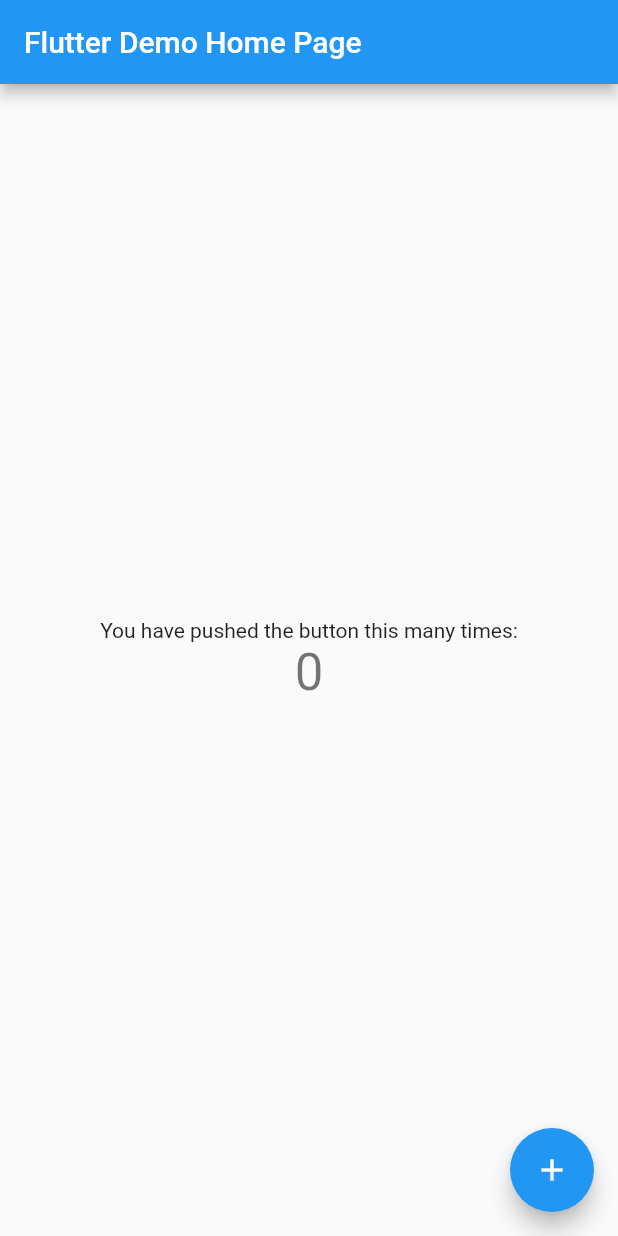
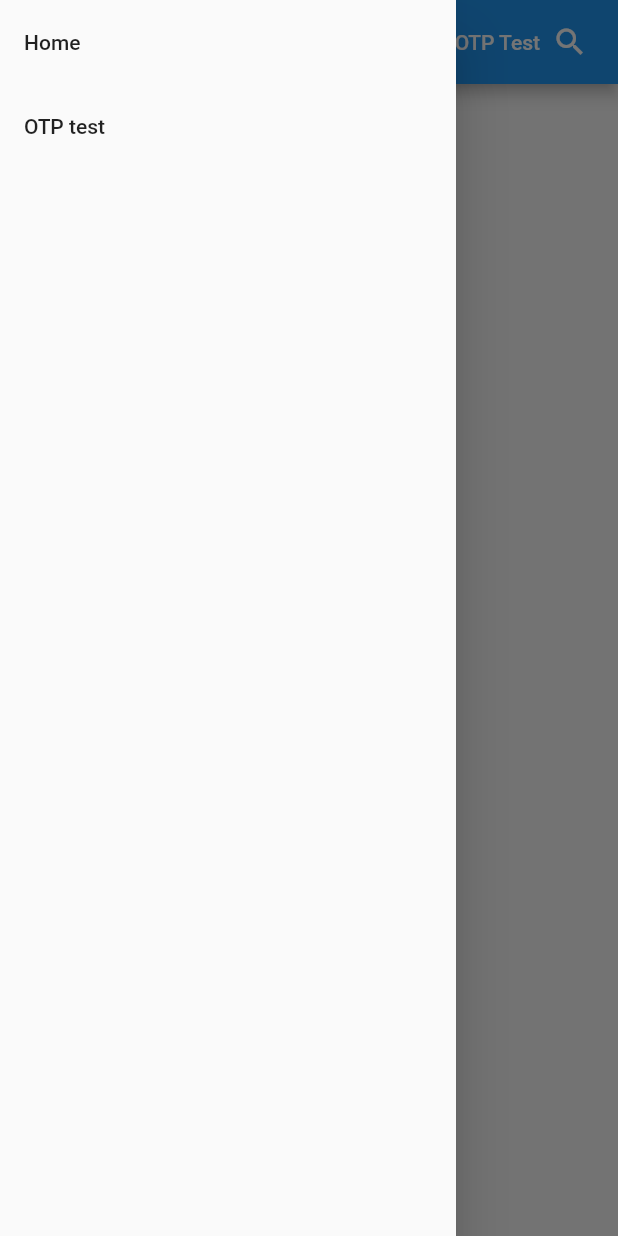
Before and after one commit to gndlovu/-otpman-fe, a Flutter app: the screen it shows after launch, with the side drawer open (before the commit the screen has no drawer), on a phone screen of 412 x 824 dp. Run offline on Flutter 3.47's test engine with Material 2 defaults, Android fonts, the light colour scheme and no system bars; our stand-ins replace auto_route, bloc, dartz, dio, flutter_bloc, freezed_annotation.

Commit message:
OTP request page

```diff
--- /dev/null
+++ b/lib/core/layouts/_layouts.dart
@@ -0,0 +1 @@
+export 'mixin/_mixin.dart';
--- /dev/null
+++ b/lib/core/layouts/mixin/_mixin.dart
@@ -0,0 +1,2 @@
+export 'stateful_layout_mixin.dart';
+export 'stateless_layout_mixin.dart';
--- /dev/null
+++ b/lib/core/layouts/widgets/sidebar.dart
@@ -0,0 +1,30 @@
+import 'package:flutter/material.dart';
+import 'package:auto_route/auto_route.dart';
+import 'package:otpman_fe/core/routing/router/app_routes.dart';
+
+class Sidebar extends StatelessWidget {
+  const Sidebar({Key? key}) : super(key: key);
+
+  @override
+  Widget build(BuildContext context) {
+    return Drawer(
+      child: ListView(
+        padding: EdgeInsets.zero,
+        children: [
+          ListTile(
+            title: const Text('Home'),
+            onTap: () {
+              AutoRouter.of(context).replaceNamed(AppRoutes.root);
+            },
+          ),
+          ListTile(
+            title: const Text('OTP test'),
+            onTap: () {
+              AutoRouter.of(context).replaceNamed(AppRoutes.otpRequestPage);
+            },
+          ),
+        ],
+      ),
+    );
+  }
+}
--- /dev/null
+++ b/lib/core/routing/_routing.dart
@@ -0,0 +1 @@
+export 'router/app_router.gr.dart';
--- /dev/null
+++ b/lib/core/routing/router/app_routes.dart
@@ -0,0 +1,41 @@
+import 'package:auto_route/auto_route.dart';
+import 'package:otpman_fe/pages/home_page.dart';
+import 'package:otpman_fe/pages/otp_request_page.dart';
+import 'package:otpman_fe/pages/route_not_found_page.dart';
+
+class AppRoutes {
+  static const String root = '/';
+  static const String otpRequestPage = '/otp-request';
+  static const String notFoundPage = '/page-not-found';
+
+  static const rootRoute = CustomRoute(
+    path: root,
+    page: HomePage,
+    initial: true,
+    transitionsBuilder: TransitionsBuilders.fadeIn,
+  );
+
+  static const otpRequestRoute = CustomRoute(
+    path: otpRequestPage,
+    page: OtpRequestPage,
+    transitionsBuilder: TransitionsBuilders.fadeIn,
+  );
+
+  static const routeNotFoundRoute = CustomRoute(
+    path: notFoundPage,
+    page: RouteNotFoundPage,
+    transitionsBuilder: TransitionsBuilders.fadeIn,
+  );
+
+  static const unkownRoute = RedirectRoute(
+    path: '*',
+    redirectTo: notFoundPage,
+  );
+
+  static const List<AutoRoute<dynamic>> routes = [
+    rootRoute,
+    otpRequestRoute,
+    routeNotFoundRoute,
+    unkownRoute,
+  ];
+}
--- a/lib/main.dart
+++ b/lib/main.dart
@@ -1,115 +1,31 @@
 import 'package:flutter/material.dart';
+import 'package:otpman_fe/core/routing/_routing.dart';
 
 void main() {
-  runApp(const MyApp());
+  runApp(const OtpApp());
 }
 
-class MyApp extends StatelessWidget {
-  const MyApp({Key? key}) : super(key: key);
+class OtpApp extends StatefulWidget {
+  const OtpApp({Key? key}) : super(key: key);
 
-  // This widget is the root of your application.
   @override
-  Widget build(BuildContext context) {
-    return MaterialApp(
-      title: 'Flutter Demo',
-      theme: ThemeData(
-        // This is the theme of your application.
-        //
-        // Try running your application with "flutter run". You'll see the
-        // application has a blue toolbar. Then, without quitting the app, try
-        // changing the primarySwatch below to Colors.green and then invoke
-        // "hot reload" (press "r" in the console where you ran "flutter run",
-        // or simply save your changes to "hot reload" in a Flutter IDE).
-        // Notice that the counter didn't reset back to zero; the application
-        // is not restarted.
-        primarySwatch: Colors.blue,
-      ),
-      home: const MyHomePage(title: 'Flutter Demo Home Page'),
-    );
-  }
+  _OtpAppState createState() => _OtpAppState();
 }
 
-class MyHomePage extends StatefulWidget {
-  const MyHomePage({Key? key, required this.title}) : super(key: key);
-
-  // This widget is the home page of your application. It is stateful, meaning
-  // that it has a State object (defined below) that contains fields that affect
-  // how it looks.
-
-  // This class is the configuration for the state. It holds the values (in this
-  // case the title) provided by the parent (in this case the App widget) and
-  // used by the build method of the State. Fields in a Widget subclass are
-  // always marked "final".
-
-  final String title;
+class _OtpAppState extends State<OtpApp> {
+  final _appRouter = AppRouter();
 
   @override
-  State<MyHomePage> createState() => _MyHomePageState();
-}
-
-class _MyHomePageState extends State<MyHomePage> {
-  int _counter = 0;
-
-  void _incrementCounter() {
-    setState(() {
-      // This call to setState tells the Flutter framework that something has
-      // changed in this State, which causes it to rerun the build method below
-      // so that the display can reflect the updated values. If we changed
-      // _counter without calling setState(), then the build method would not be
-      // called again, and so nothing would appear to happen.
-      _counter++;
-    });
+  void initState() {
+    super.initState();
   }
 
   @override
   Widget build(BuildContext context) {
-    // This method is rerun every time setState is called, for instance as done
-    // by the _incrementCounter method above.
-    //
-    // The Flutter framework has been optimized to make rerunning build methods
-    // fast, so that you can just rebuild anything that needs updating rather
-    // than having to individually change instances of widgets.
-    return Scaffold(
-      appBar: AppBar(
-        // Here we take the value from the MyHomePage object that was created by
-        // the App.build method, and use it to set our appbar title.
-        title: Text(widget.title),
-      ),
-      body: Center(
-        // Center is a layout widget. It takes a single child and positions it
-        // in the middle of the parent.
-        child: Column(
-          // Column is also a layout widget. It takes a list of children and
-          // arranges them vertically. By default, it sizes itself to fit its
-          // children horizontally, and tries to be as tall as its parent.
-          //
-          // Invoke "debug painting" (press "p" in the console, choose the
-          // "Toggle Debug Paint" action from the Flutter Inspector in Android
-          // Studio, or the "Toggle Debug Paint" command in Visual Studio Code)
-          // to see the wireframe for each widget.
-          //
-          // Column has various properties to control how it sizes itself and
-          // how it positions its children. Here we use mainAxisAlignment to
-          // center the children vertically; the main axis here is the vertical
-          // axis because Columns are vertical (the cross axis would be
-          // horizontal).
-          mainAxisAlignment: MainAxisAlignment.center,
-          children: <Widget>[
-            const Text(
-              'You have pushed the button this many times:',
-            ),
-            Text(
-              '$_counter',
-              style: Theme.of(context).textTheme.headline4,
-            ),
-          ],
-        ),
-      ),
-      floatingActionButton: FloatingActionButton(
-        onPressed: _incrementCounter,
-        tooltip: 'Increment',
-        child: const Icon(Icons.add),
-      ), // This trailing comma makes auto-formatting nicer for build methods.
+    return MaterialApp.router(
+      debugShowCheckedModeBanner: false,
+      routerDelegate: _appRouter.delegate(),
+      routeInformationParser: _appRouter.defaultRouteParser(),
     );
   }
 }
--- /dev/null
+++ b/lib/pages/home_page.dart
@@ -0,0 +1,11 @@
+import 'package:flutter/material.dart';
+import 'package:otpman_fe/core/layouts/mixin/stateless_layout_mixin.dart';
+
+class HomePage extends StatelessWidget with StatelessLayoutMixin {
+  const HomePage({Key? key}) : super(key: key);
+
+  @override
+  Widget body() {
+    return const Text('Home page');
+  }
+}
--- /dev/null
+++ b/lib/pages/route_not_found_page.dart
@@ -0,0 +1,11 @@
+import 'package:flutter/material.dart';
+import 'package:otpman_fe/core/layouts/mixin/stateless_layout_mixin.dart';
+
+class RouteNotFoundPage extends StatelessWidget with StatelessLayoutMixin {
+  const RouteNotFoundPage({Key? key}) : super(key: key);
+
+  @override
+  Widget body() {
+    return const Text('Page not found');
+  }
+}
```
Also changed, not shown: lib/core/error/failures.dart (added, +8 -0 lines), lib/core/layouts/mixin/stateful_layout_mixin.dart (added, +11 -0 lines), lib/core/layouts/mixin/stateless_layout_mixin.dart (added, +10 -0 lines), lib/core/layouts/widgets/base_scaffold.dart (added, +17 -0 lines), lib/core/layouts/widgets/navbar.dart (added, +40 -0 lines), lib/core/routing/router/app_router.dart (added, +8 -0 lines), lib/cubit/otp_cubit/otp_cubit.dart (added, +45 -0 lines), lib/cubit/otp_cubit/otp_state.dart (added, +15 -0 lines), lib/data/services/otp_service.dart (added, +17 -0 lines), lib/pages/otp_request_page.dart (added, +119 -0 lines), pubspec.yaml (+9 -5 lines), lib/core/routing/router/app_router.gr.dart (added), lib/cubit/otp_cubit/otp_state.freezed.dart (added), lib/cubit/otp_cubit/otp_state.g.dart (added), 1 more files, 1 other file.
